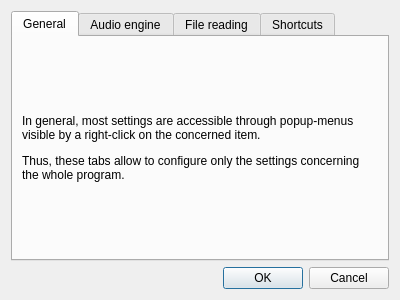
This is src/wdialogsettings.ui in gillesdegottex/dfasma as Qt 5 draws it before an edit. The edited form follows.
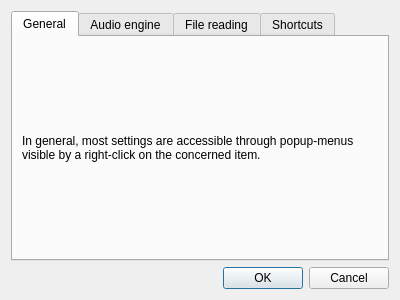
This is the edited form.

Commit message: Allow to scale a waveform from the waveform view

Diff of the .ui file:
```diff
--- a/src/wdialogsettings.ui
+++ b/src/wdialogsettings.ui
@@ -40,7 +40,7 @@
        <item>
         <widget class="QLabel" name="label_3">
          <property name="text">
-          <string>&lt;html&gt;&lt;head/&gt;&lt;body&gt;&lt;p&gt;In general, most settings are accessible through popup-menus visible by a right-click on the concerned item.&lt;/p&gt;&lt;p&gt;Thus, these tabs allow to configure only the settings concerning the whole program.&lt;/p&gt;&lt;/body&gt;&lt;/html&gt;</string>
+          <string>&lt;html&gt;&lt;head/&gt;&lt;body&gt;&lt;p&gt;In general, most settings are accessible through popup-menus visible by a right-click on the concerned item.&lt;/p&gt;&lt;/body&gt;&lt;/html&gt;</string>
          </property>
          <property name="wordWrap">
           <bool>true</bool>
```
The commit also changes 6 other files.
